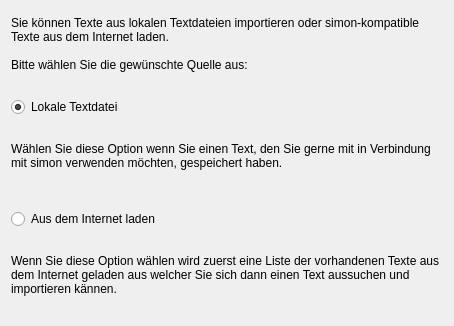
The window that simon/src/simonmodelmanagementui/ImportTrainingTexts/importtrainingtextselectsourcepage.ui (KDE/simon) describes before a commit, drawn with Qt 5.
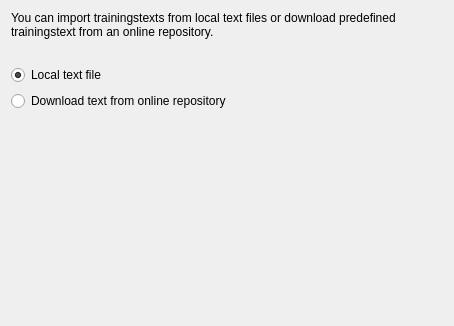
The same window after the commit.

```diff
--- a/simon/src/simonmodelmanagementui/ImportTrainingTexts/importtrainingtextselectsourcepage.ui
+++ b/simon/src/simonmodelmanagementui/ImportTrainingTexts/importtrainingtextselectsourcepage.ui
@@ -16,53 +16,58 @@
    <item>
     <widget class="QLabel" name="lbDesc" >
      <property name="text" >
-      <string>Sie können Texte aus lokalen Textdateien importieren oder simon-kompatible Texte aus dem Internet laden.
-
-Bitte wählen Sie die gewünschte Quelle aus:
-</string>
+      <string>You can import trainingstexts from local text files or download predefined trainingstext from an online repository.</string>
      </property>
      <property name="wordWrap" >
       <bool>true</bool>
      </property>
     </widget>
    </item>
+   <item>
+    <spacer name="verticalSpacer_2" >
+     <property name="orientation" >
+      <enum>Qt::Vertical</enum>
+     </property>
+     <property name="sizeType" >
+      <enum>QSizePolicy::Fixed</enum>
+     </property>
+     <property name="sizeHint" stdset="0" >
+      <size>
+       <width>15</width>
+       <height>20</height>
+      </size>
+     </property>
+    </spacer>
+   </item>
    <item>
     <widget class="QRadioButton" name="rbLocal" >
      <property name="text" >
-      <string>Lokale Textdatei</string>
+      <string>Local text file</string>
      </property>
      <property name="checked" >
       <bool>true</bool>
      </property>
     </widget>
    </item>
-   <item>
-    <widget class="QLabel" name="lbLocalDesc" >
-     <property name="text" >
-      <string>Wählen Sie diese Option wenn Sie einen Text, den Sie gerne mit in Verbindung mit simon verwenden möchten, gespeichert haben.
-</string>
-     </property>
-     <property name="wordWrap" >
-      <bool>true</bool>
-     </property>
-    </widget>
-   </item>
    <item>
     <widget class="QRadioButton" name="rbRemote" >
      <property name="text" >
-      <string>Aus dem Internet laden</string>
+      <string>Download text from online repository</string>
      </property>
     </widget>
    </item>
    <item>
-    <widget class="QLabel" name="lbRemoteDesc" >
-     <property name="text" >
-      <string>Wenn Sie diese Option wählen wird zuerst eine Liste der vorhandenen Texte aus dem Internet geladen aus welcher Sie sich dann einen Text aussuchen und importieren kännen.</string>
+    <spacer name="verticalSpacer" >
+     <property name="orientation" >
+      <enum>Qt::Vertical</enum>
      </property>
-     <property name="wordWrap" >
-      <bool>true</bool>
+     <property name="sizeHint" stdset="0" >
+      <size>
+       <width>20</width>
+       <height>40</height>
+      </size>
      </property>
-    </widget>
+    </spacer>
    </item>
   </layout>
  </widget>
```
